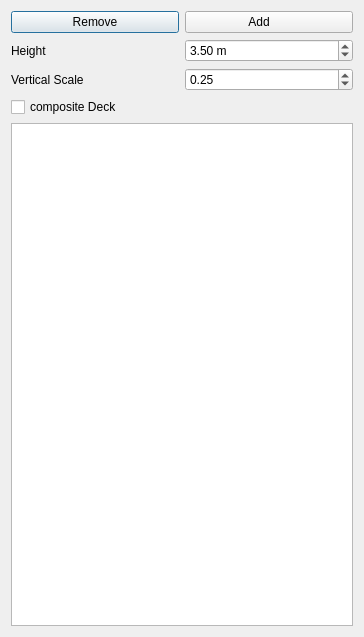
The window that Resources/ui/story.ui (ebrahimraeyat/SteelColumn) describes before a commit, drawn with Qt 5.
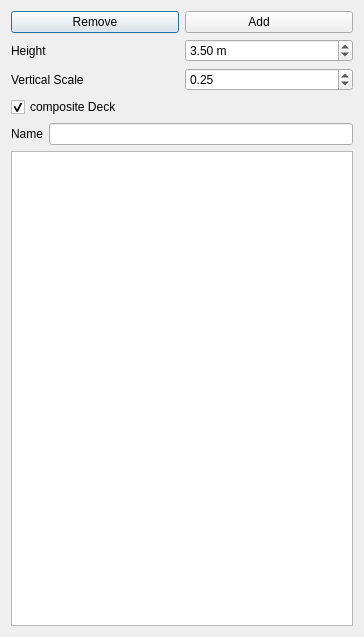
The same window after the commit. Icons and pictures are not drawn.

Commit message: Add option for level names

```diff
--- a/Resources/ui/story.ui
+++ b/Resources/ui/story.ui
@@ -106,8 +106,25 @@
      <property name="text">
       <string>composite Deck</string>
      </property>
+     <property name="checked">
+      <bool>true</bool>
+     </property>
     </widget>
    </item>
+   <item>
+    <layout class="QHBoxLayout" name="horizontalLayout_2">
+     <item>
+      <widget class="QLabel" name="label">
+       <property name="text">
+        <string>Name</string>
+       </property>
+      </widget>
+     </item>
+     <item>
+      <widget class="QLineEdit" name="story_name"/>
+     </item>
+    </layout>
+   </item>
    <item>
     <widget class="QTableView" name="tableView"/>
    </item>
```
The commit also changes 1 other file.
